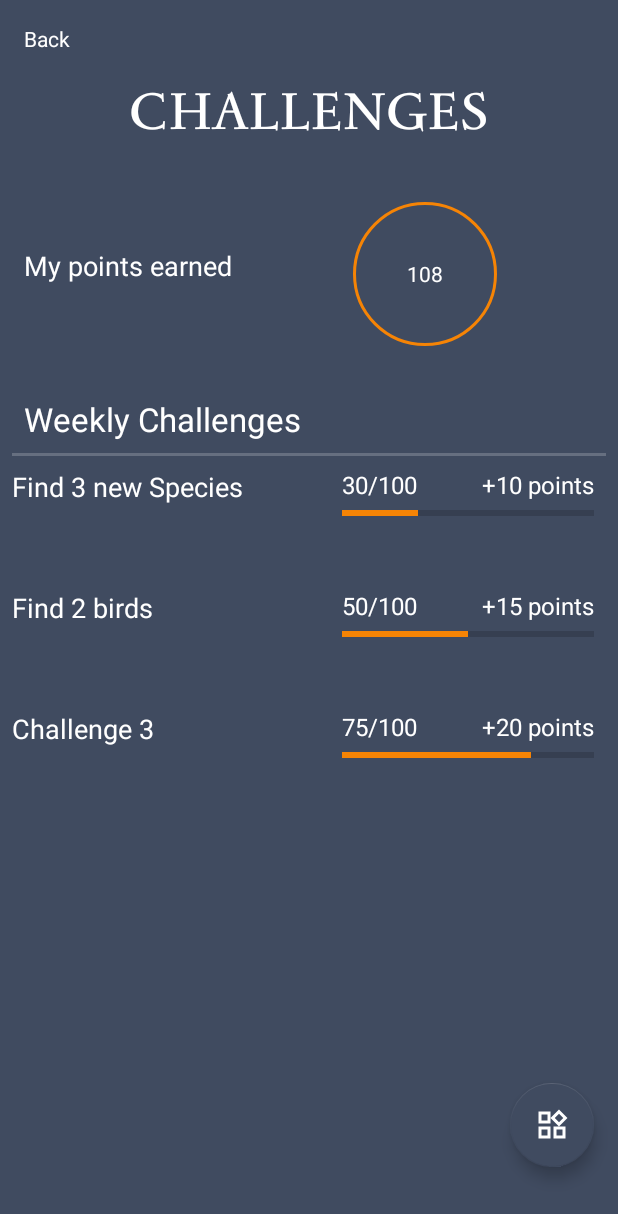
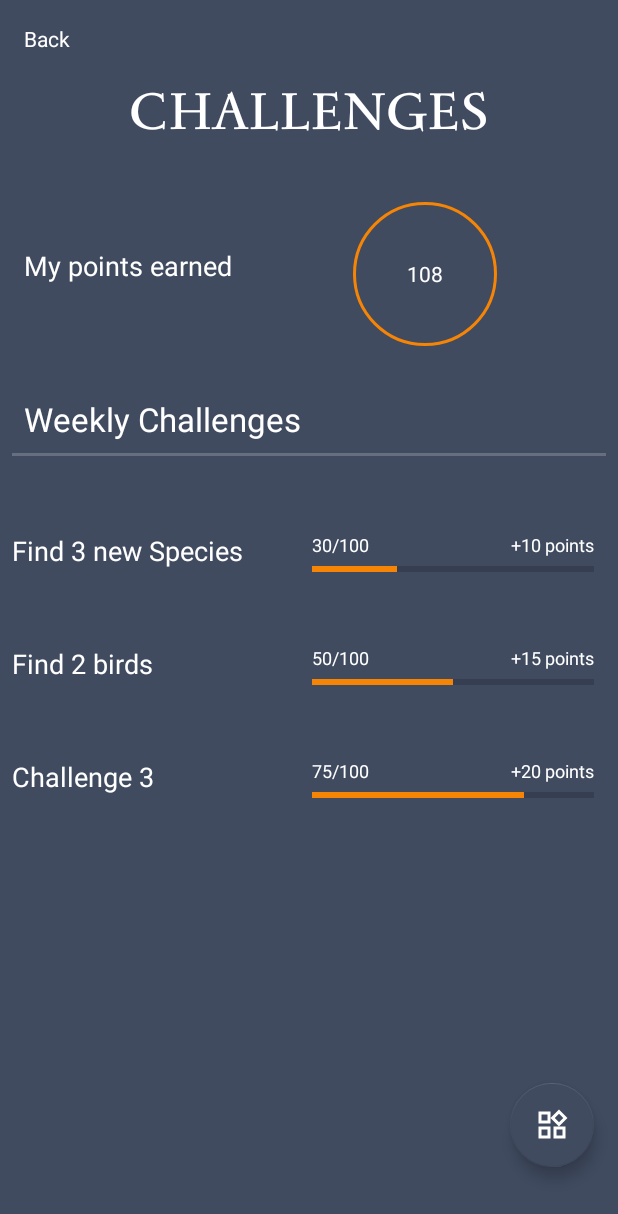
Before and after one commit to Angelo-Traverso/BirdWatching_Android_Application, an Android app: the fragment Challenges placed in its activity, on a phone screen of 412 x 824 dp. Shown: the top 1214 px of the screen. Run offline under Robolectric (Android 15) with nearby library versions, the phone set to English and light mode, and no system bars; libraries missing offline, so code that uses them is left out: com.mapbox.mapboxsdk; 8 statements that could not run were skipped.

Commit message:
Layout Update for challenges

```diff
--- a/app/src/main/java/com/example/opsc7312_poe_birdwatching/Challenges.kt
+++ b/app/src/main/java/com/example/opsc7312_poe_birdwatching/Challenges.kt
@@ -54,7 +54,6 @@ class Challenges : Fragment() {
             tvProgress.text = "${challenge.progress}/100" // Adjust as per your progress representation
             tvPoints.text = "+${challenge.pointsToGet} points"
 
-            if(i > 0) {
             // Set top margin
             val params = LinearLayout.LayoutParams(
                 ViewGroup.LayoutParams.MATCH_PARENT,
@@ -63,8 +62,6 @@ class Challenges : Fragment() {
             params.topMargin = 64
             challengeItemView.layoutParams = params
 
-
-            }
             linearLayout.addView(challengeItemView) // Add the challenge item to the container
         }
 
--- a/app/src/main/res/layout/challenge_item_layout.xml
+++ b/app/src/main/res/layout/challenge_item_layout.xml
@@ -18,7 +18,7 @@
         android:layout_width="wrap_content"
         android:layout_height="wrap_content"
         android:layout_marginEnd="8dp"
-        android:layout_marginStart="40dp"
+        android:layout_marginStart="20dp"
         android:layout_toEndOf="@id/tvChallengeDescription"/>
 
 </RelativeLayout>
--- a/app/src/main/res/layout/fragment_challenges.xml
+++ b/app/src/main/res/layout/fragment_challenges.xml
@@ -97,8 +97,10 @@
         android:layout_width="match_parent"
         android:layout_height="match_parent"
         android:layout_below="@+id/lineWeeklyChallenges"
-        android:orientation="vertical"
-        android:layout_margin="8dp"
-        />
+        android:layout_marginStart="8dp"
+        android:layout_marginTop="8dp"
+        android:layout_marginEnd="8dp"
+        android:layout_marginBottom="8dp"
+        android:orientation="vertical" />
 
 </RelativeLayout>
--- a/app/src/main/res/layout/progress_bar_layout.xml
+++ b/app/src/main/res/layout/progress_bar_layout.xml
@@ -10,7 +10,7 @@
             android:layout_height="wrap_content"
             android:text="1/3"
             android:textColor="@color/white"
-            android:textSize="16sp" />
+            android:textSize="12sp" />
 
         <TextView
             android:id="@+id/tvPoints"
@@ -21,7 +21,7 @@
             android:layout_alignParentEnd="true"
             android:gravity="end"
             android:layout_toEndOf="@id/tvProgress"
-            android:textSize="16sp" />
+            android:textSize="12sp" />
 
     <ProgressBar
         android:id="@+id/progressBar"
```
Lines whose indentation alone changed are shown as unchanged.
